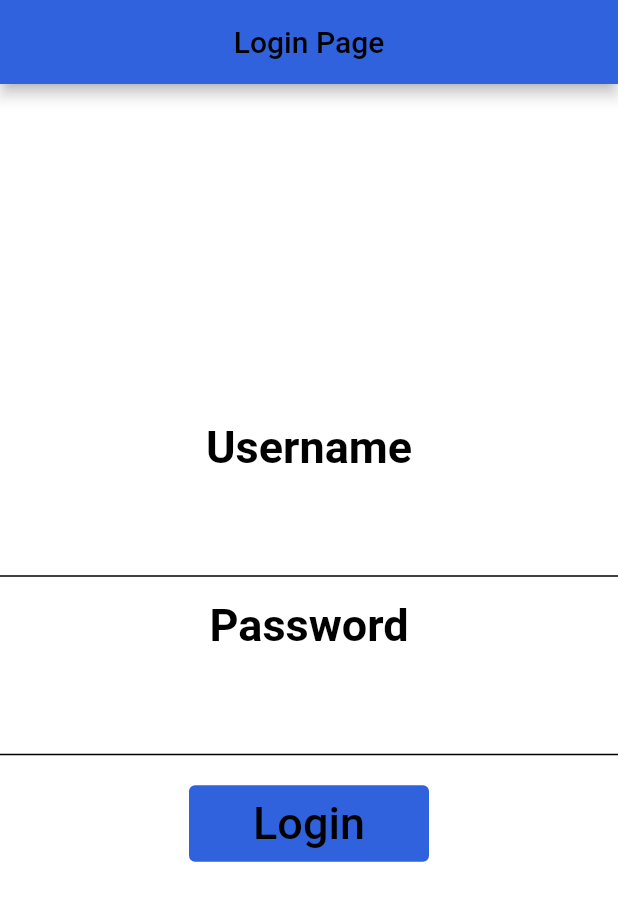
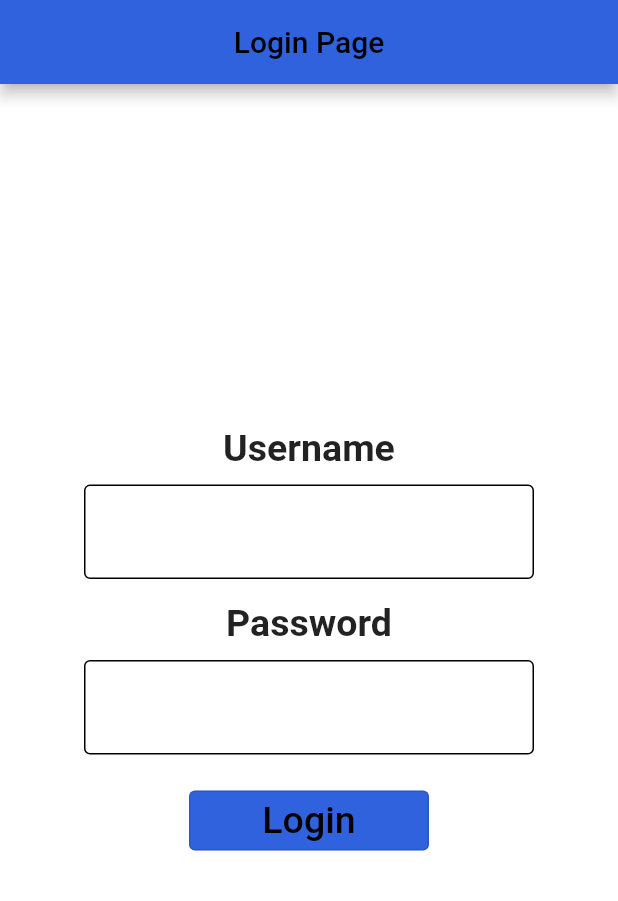
Before and after one commit to CSC4350-MW2/PolicyVoting, a Flutter app: the screen it shows after launch, on a phone screen of 412 x 824 dp. Shown: the top 901 px of the screen. Run offline on Flutter 3.47's test engine with Material 2 defaults, Android fonts, the phone set to English and light mode, and no system bars; our stand-ins replace firebase_core, firebase_messaging; accounts and stored records are empty; network calls fail; statements that could not run were skipped; project files that could hold a hidden picture were left out.

Commit message:
Style login page

```diff
--- a/client/lib/main.dart
+++ b/client/lib/main.dart
@@ -25,7 +25,7 @@ class MyApp extends StatelessWidget {
       theme: ThemeData(
         primarySwatch: Colors.blue,
       ),
-      home: LoginPage(title: 'Login Page'),
+      home: LoginPage(),
     );
   }
 }
--- a/client/lib/screens/login.dart
+++ b/client/lib/screens/login.dart
@@ -5,9 +5,9 @@ import 'package:flutter/material.dart';
 import 'package:client/style.dart';
 
 class LoginPage extends StatefulWidget {
-  LoginPage({super.key, required this.title});
-
-  final String title;
+  LoginPage({
+    super.key,
+  });
 
   @override
   State<LoginPage> createState() => _LoginPageState();
@@ -30,26 +30,33 @@ class _LoginPageState extends State<LoginPage> {
         foregroundColor: stylesheet.textcolor,
         centerTitle: true,
         backgroundColor: stylesheet.appBar,
-        title: Text(widget.title),
+        title: Text("Login Page"),
       ),
       body: Center(
+          child: SingleChildScrollView(
         child: Form(
           key: _formKey,
           child: Column(
             mainAxisAlignment: MainAxisAlignment.center,
             children: [
-              Text("Username", style: stylesheet.subtitles),
+              Text(
+                "Username",
+                style: TextStyle(fontSize: 25, fontWeight: FontWeight.bold),
+              ),
               SizedBox(height: 10),
-              TextFormField(
+              SizedBox(
+                width: 300,
+                child: TextFormField(
                     controller: _userID,
-                  style: stylesheet.normal,
+                    style: TextStyle(fontSize: 20),
                     cursorColor: stylesheet.textcolor,
                     decoration: InputDecoration(
-                      hintStyle: TextStyle(color: stylesheet.neutralbackground),
-                      enabledBorder: UnderlineInputBorder(
+                        hintStyle:
+                            TextStyle(color: stylesheet.neutralbackground),
+                        enabledBorder: OutlineInputBorder(
                           borderSide: BorderSide(color: stylesheet.textcolor),
                         ),
-                      focusedBorder: UnderlineInputBorder(
+                        focusedBorder: OutlineInputBorder(
                           borderSide: BorderSide(color: stylesheet.textcolor),
                         ),
                         labelStyle: new TextStyle(color: stylesheet.textcolor),
@@ -68,19 +75,26 @@ class _LoginPageState extends State<LoginPage> {
                     onSaved: (value) {
                       _userID.text = value!;
                     }),
+              ),
               SizedBox(height: 15),
-              Text("Password", style: stylesheet.subtitles),
+              Text(
+                "Password",
+                style: TextStyle(fontSize: 25, fontWeight: FontWeight.bold),
+              ),
               SizedBox(height: 10),
-              TextFormField(
+              SizedBox(
+                width: 300,
+                child: TextFormField(
                     controller: _passwordID,
-                  style: stylesheet.normal,
+                    style: TextStyle(fontSize: 20),
                     cursorColor: stylesheet.textcolor,
                     decoration: InputDecoration(
-                      hintStyle: TextStyle(color: stylesheet.neutralbackground),
-                      enabledBorder: UnderlineInputBorder(
+                        hintStyle:
+                            TextStyle(color: stylesheet.neutralbackground),
+                        enabledBorder: OutlineInputBorder(
                           borderSide: BorderSide(color: stylesheet.textcolor),
                         ),
-                      focusedBorder: UnderlineInputBorder(
+                        focusedBorder: OutlineInputBorder(
                           borderSide: BorderSide(color: stylesheet.textcolor),
                         ),
                         labelStyle: new TextStyle(color: stylesheet.textcolor),
@@ -99,9 +113,10 @@ class _LoginPageState extends State<LoginPage> {
                     onSaved: (value) {
                       _userID.text = value!;
                     }),
+              ),
               SizedBox(height: 20),
-              TextButton(
-                  child: Text("Login", style: stylesheet.normal),
+              OutlinedButton(
+                  child: Text("Login", style: TextStyle(fontSize: 25)),
                   onPressed: () async {
                     signOn(context);
                   },
@@ -110,13 +125,13 @@ class _LoginPageState extends State<LoginPage> {
                           MaterialStateProperty.all<Size>(Size(160, 40)),
                       foregroundColor: MaterialStateProperty.all<Color>(
                           stylesheet.textcolor),
-                      backgroundColor: MaterialStateProperty.all<Color>(
-                          stylesheet.appBar))),
+                      backgroundColor:
+                          MaterialStateProperty.all<Color>(stylesheet.appBar))),
               SizedBox(height: 25),
             ],
           ),
         ),
-      ),
+      )),
     );
   }
 
```
Lines whose indentation alone changed are shown as unchanged.
